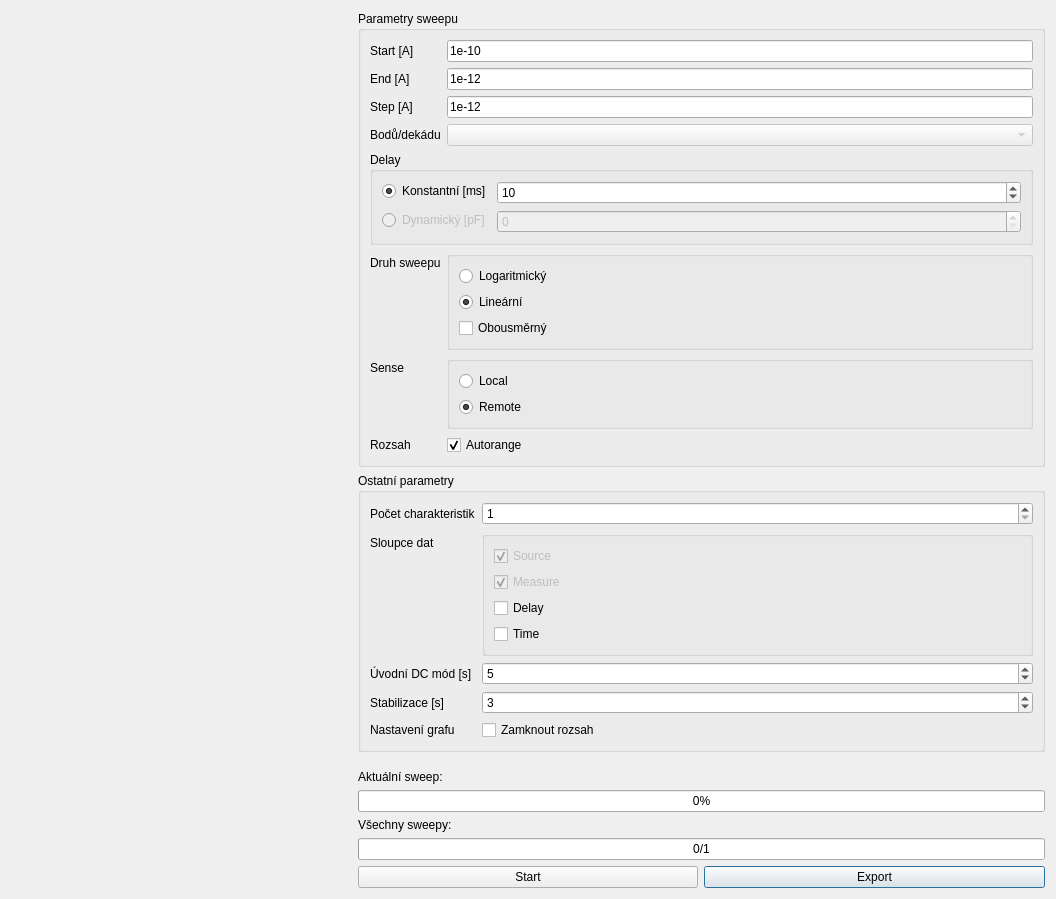
Old version of the form gui.ui in the repository roesel/k237.
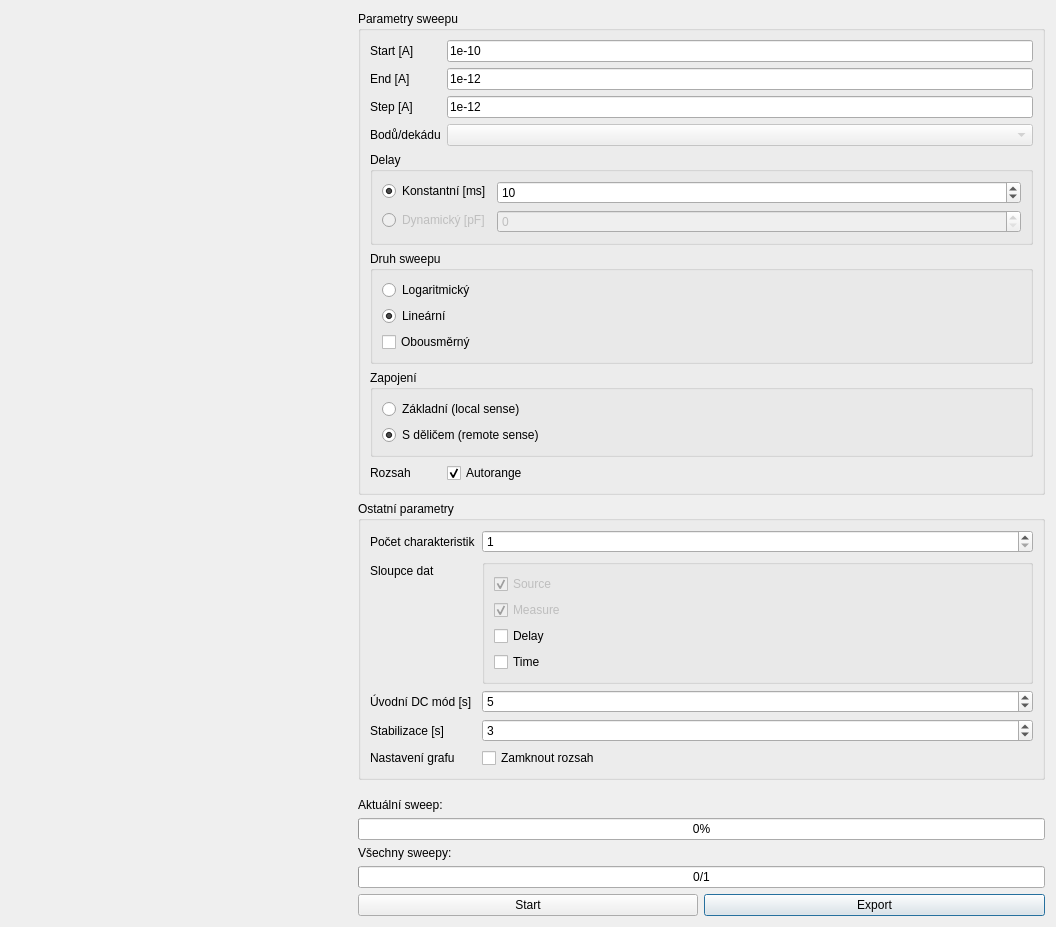
New version of the form. Icons and pictures are not drawn.

Diff of the .ui file:
```diff
--- a/gui.ui
+++ b/gui.ui
@@ -293,91 +293,6 @@
         </property>
        </widget>
       </item>
-      <item row="6" column="0">
-       <widget class="QLabel" name="label">
-        <property name="text">
-         <string>Druh sweepu</string>
-        </property>
-       </widget>
-      </item>
-      <item row="6" column="1">
-       <widget class="QGroupBox" name="groupBox_4">
-        <property name="title">
-         <string/>
-        </property>
-        <layout class="QVBoxLayout" name="verticalLayout">
-         <item>
-          <widget class="QRadioButton" name="logRadioButton">
-           <property name="text">
-            <string>Logaritmický</string>
-           </property>
-           <property name="checked">
-            <bool>false</bool>
-           </property>
-          </widget>
-         </item>
-         <item>
-          <widget class="QRadioButton" name="linRadioButton">
-           <property name="enabled">
-            <bool>true</bool>
-           </property>
-           <property name="text">
-            <string>Lineární</string>
-           </property>
-           <property name="checked">
-            <bool>true</bool>
-           </property>
-          </widget>
-         </item>
-         <item>
-          <widget class="QCheckBox" name="chkLoop">
-           <property name="text">
-            <string>Obousměrný</string>
-           </property>
-          </widget>
-         </item>
-        </layout>
-       </widget>
-      </item>
-      <item row="7" column="0">
-       <widget class="QLabel" name="label_12">
-        <property name="text">
-         <string>Sense</string>
-        </property>
-       </widget>
-      </item>
-      <item row="7" column="1">
-       <widget class="QGroupBox" name="groupBox_5">
-        <property name="title">
-         <string/>
-        </property>
-        <layout class="QVBoxLayout" name="verticalLayout_3">
-         <item>
-          <widget class="QRadioButton" name="senseLocalRadioButton">
-           <property name="enabled">
-            <bool>true</bool>
-           </property>
-           <property name="text">
-            <string>Local</string>
-           </property>
-          </widget>
-         </item>
-         <item>
-          <widget class="QRadioButton" name="senseRemoteRadioButton">
-           <property name="enabled">
-            <bool>true</bool>
-           </property>
-           <property name="text">
-            <string>Remote</string>
-           </property>
-           <property name="checked">
-            <bool>true</bool>
-           </property>
-          </widget>
-         </item>
-        </layout>
-       </widget>
-      </item>
       <item row="8" column="0">
        <widget class="QLabel" name="label_15">
         <property name="text">
@@ -444,6 +359,77 @@
         </layout>
        </widget>
       </item>
+      <item row="6" column="0" colspan="2">
+       <widget class="QGroupBox" name="groupBox_4">
+        <property name="title">
+         <string>Druh sweepu</string>
+        </property>
+        <layout class="QVBoxLayout" name="verticalLayout">
+         <item>
+          <widget class="QRadioButton" name="logRadioButton">
+           <property name="text">
+            <string>Logaritmický</string>
+           </property>
+           <property name="checked">
+            <bool>false</bool>
+           </property>
+          </widget>
+         </item>
+         <item>
+          <widget class="QRadioButton" name="linRadioButton">
+           <property name="enabled">
+            <bool>true</bool>
+           </property>
+           <property name="text">
+            <string>Lineární</string>
+           </property>
+           <property name="checked">
+            <bool>true</bool>
+           </property>
+          </widget>
+         </item>
+         <item>
+          <widget class="QCheckBox" name="chkLoop">
+           <property name="text">
+            <string>Obousměrný</string>
+           </property>
+          </widget>
+         </item>
+        </layout>
+       </widget>
+      </item>
+      <item row="7" column="0" colspan="2">
+       <widget class="QGroupBox" name="groupBox_5">
+        <property name="title">
+         <string>Zapojení</string>
+        </property>
+        <layout class="QVBoxLayout" name="verticalLayout_3">
+         <item>
+          <widget class="QRadioButton" name="senseLocalRadioButton">
+           <property name="enabled">
+            <bool>true</bool>
+           </property>
+           <property name="text">
+            <string>Základní (local sense)</string>
+           </property>
+          </widget>
+         </item>
+         <item>
+          <widget class="QRadioButton" name="senseRemoteRadioButton">
+           <property name="enabled">
+            <bool>true</bool>
+           </property>
+           <property name="text">
+            <string>S děličem (remote sense)</string>
+           </property>
+           <property name="checked">
+            <bool>true</bool>
+           </property>
+          </widget>
+         </item>
+        </layout>
+       </widget>
+      </item>
      </layout>
     </widget>
    </item>
```
